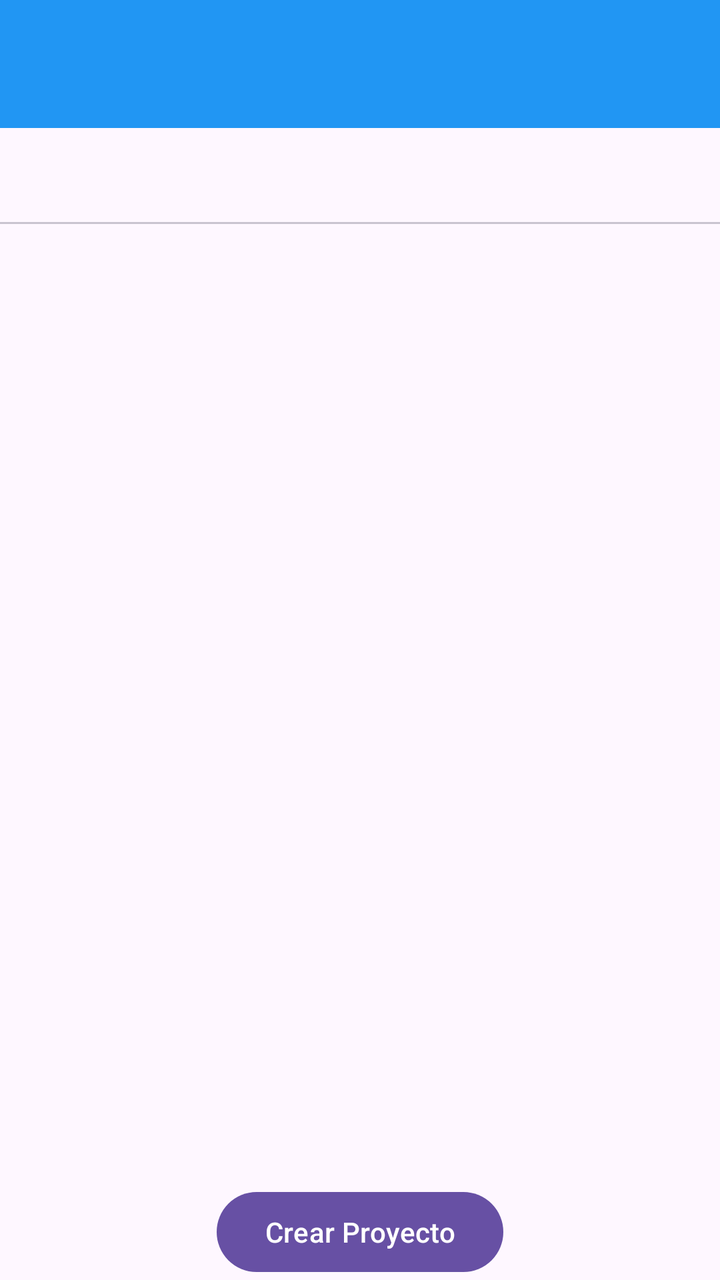
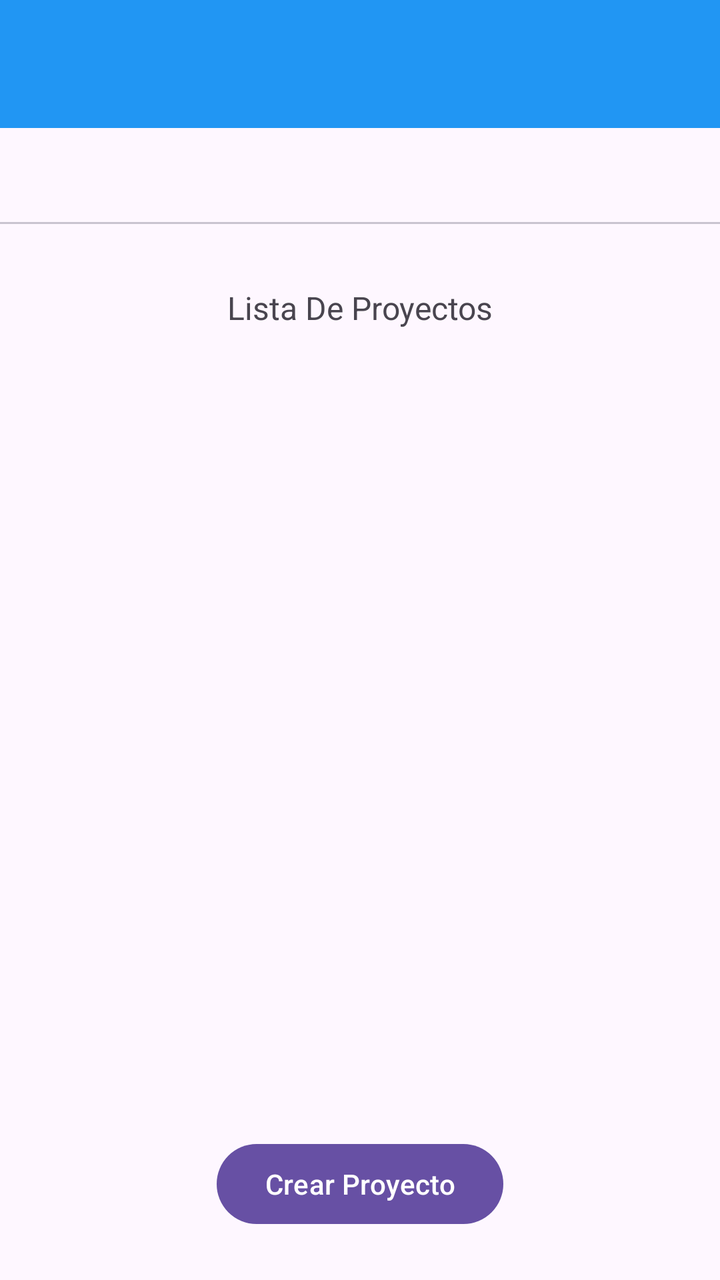

Two renders of the same Android screen: before a commit and after it. Below are the layout's source before the change and the commit's diff.
<!-- AndroidManifest.xml: application theme Theme.IOT -->
<!-- res/layout/activity_principal.xml -->
<?xml version="1.0" encoding="utf-8"?>
<androidx.constraintlayout.widget.ConstraintLayout xmlns:android="http://schemas.android.com/apk/res/android"
    xmlns:app="http://schemas.android.com/apk/res-auto"
    xmlns:tools="http://schemas.android.com/tools"
    android:id="@+id/main"
    android:layout_width="match_parent"
    android:layout_height="match_parent"
    tools:context=".Principal">

    <com.google.android.material.appbar.MaterialToolbar
        android:id="@+id/materialToolbar2"
        android:layout_width="match_parent"
        android:layout_height="wrap_content"
        android:background="#2196F3"
        android:minHeight="?attr/actionBarSize"
        android:theme="?attr/actionBarTheme"
        app:layout_constraintTop_toTopOf="parent" />

    <com.google.android.material.tabs.TabLayout
        android:id="@+id/tabLayout"
        android:layout_width="match_parent"
        android:layout_height="wrap_content"
        app:layout_constraintTop_toBottomOf="@id/materialToolbar2" />

    <androidx.viewpager.widget.ViewPager
        android:id="@+id/viewPagerTareas"
        android:layout_width="0dp"
        android:layout_height="0dp"
        app:layout_constraintTop_toBottomOf="@id/tabLayout"
        app:layout_constraintBottom_toTopOf="@+id/btnCrearProyecto"
        app:layout_constraintStart_toStartOf="parent"
        app:layout_constraintEnd_toEndOf="parent" />

    <Button
        android:id="@+id/btnCrearProyecto"
        android:layout_width="wrap_content"
        android:layout_height="wrap_content"
        android:text="@string/CrearProyecto"
        app:layout_constraintBottom_toBottomOf="parent"
        app:layout_constraintEnd_toEndOf="parent"
        app:layout_constraintStart_toStartOf="parent"
        app:layout_constraintVertical_bias="0.976" />

</androidx.constraintlayout.widget.ConstraintLayout>
<!-- resources referenced by this layout -->
<resources>
  <string name="CrearProyecto">Crear Proyecto</string>
  <style name="Theme.IOT" parent="Base.Theme.IOT" />
  <style name="Base.Theme.IOT" parent="Theme.Material3.DayNight.NoActionBar">
          
          
      </style>
</resources>

<!-- the commit's change to res/layout/activity_principal.xml (unified diff, before → after) -->
@@ -24,21 +24,34 @@
 
     <androidx.viewpager.widget.ViewPager
         android:id="@+id/viewPagerTareas"
-        android:layout_width="0dp"
-        android:layout_height="0dp"
-        app:layout_constraintTop_toBottomOf="@id/tabLayout"
-        app:layout_constraintBottom_toTopOf="@+id/btnCrearProyecto"
+        android:layout_width="371dp"
+        android:layout_height="397dp"
+        app:layout_constraintBottom_toBottomOf="parent"
+        app:layout_constraintEnd_toEndOf="parent"
         app:layout_constraintStart_toStartOf="parent"
-        app:layout_constraintEnd_toEndOf="parent" />
+        app:layout_constraintTop_toTopOf="parent"
+        app:layout_constraintVertical_bias="0.721" />
 
     <Button
         android:id="@+id/btnCrearProyecto"
         android:layout_width="wrap_content"
         android:layout_height="wrap_content"
+        android:layout_marginBottom="24dp"
         android:text="@string/CrearProyecto"
         app:layout_constraintBottom_toBottomOf="parent"
         app:layout_constraintEnd_toEndOf="parent"
+        app:layout_constraintStart_toStartOf="parent" />
+
+    <TextView
+        android:id="@+id/textView17"
+        android:layout_width="wrap_content"
+        android:layout_height="wrap_content"
+        android:text="Lista De Proyectos"
+        android:textSize="16sp"
+        app:layout_constraintBottom_toBottomOf="parent"
+        app:layout_constraintEnd_toEndOf="parent"
         app:layout_constraintStart_toStartOf="parent"
-        app:layout_constraintVertical_bias="0.976" />
+        app:layout_constraintTop_toTopOf="@+id/materialToolbar2"
+        app:layout_constraintVertical_bias="0.231" />
 
 </androidx.constraintlayout.widget.ConstraintLayout>
